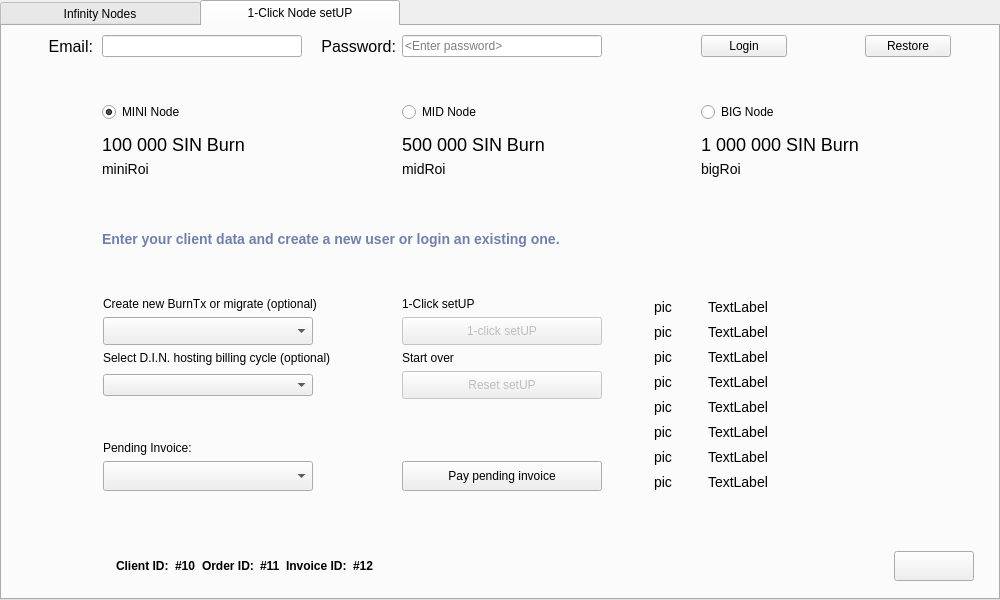
Qt form src/qt/forms/masternodelist.ui (hardwarewise/SIN-core) before a commit.
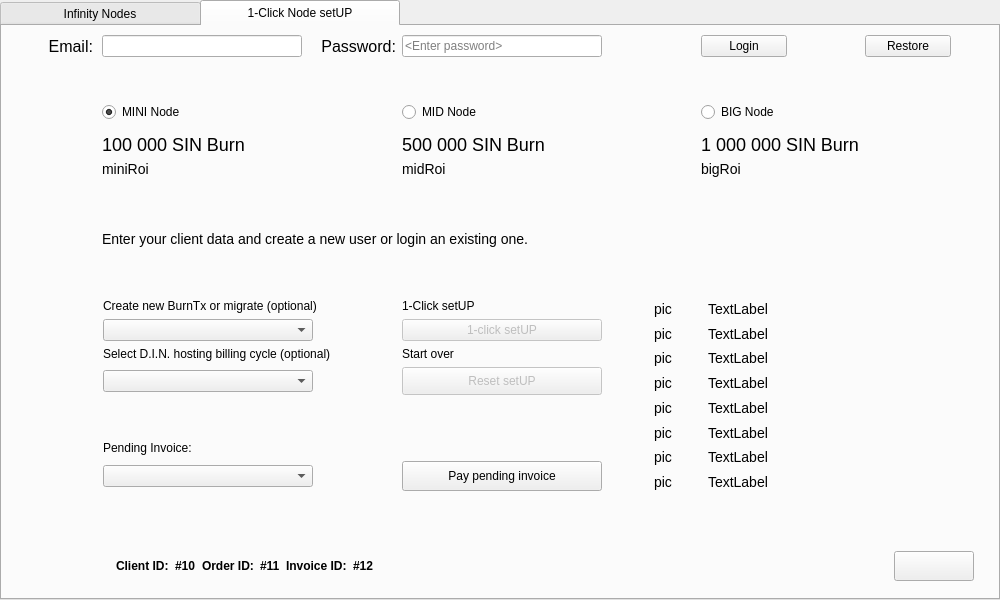
The same form after that commit. The open tabs and pages were chosen to show the change. Icons and pictures are not drawn. Custom widgets are drawn as their Qt base class.

Commit message: [gui] Fix theme missing in Infinity Node tab

```diff
--- a/src/qt/forms/masternodelist.ui
+++ b/src/qt/forms/masternodelist.ui
@@ -806,8 +806,7 @@
              </property>
              <property name="styleSheet">
               <string notr="true">font-size:14px;
-font-weight:bold;
-color: #6f80ab;
+
 </string>
              </property>
              <property name="text">
@@ -967,7 +966,7 @@
                 <property name="maximumSize">
                  <size>
                   <width>210</width>
-                  <height>30</height>
+                  <height>16777215</height>
                  </size>
                 </property>
                 <property name="styleSheet">
@@ -1004,7 +1003,7 @@
                 <property name="maximumSize">
                  <size>
                   <width>210</width>
-                  <height>28</height>
+                  <height>16777215</height>
                  </size>
                 </property>
                 <property name="styleSheet">
@@ -1214,8 +1213,8 @@
                 </property>
                </spacer>
               </item>
-              <item row="1" column="3" alignment="Qt::AlignHCenter|Qt::AlignVCenter">
-               <widget class="QPushButton" name="btnSetup">
+              <item row="1" column="3">
+               <widget class="SinPushButton" name="btnSetup">
                 <property name="enabled">
                  <bool>false</bool>
                 </property>
@@ -1227,8 +1226,8 @@
                 </property>
                 <property name="minimumSize">
                  <size>
-                  <width>200</width>
-                  <height>28</height>
+                  <width>0</width>
+                  <height>0</height>
                  </size>
                 </property>
                 <property name="maximumSize">
@@ -1347,6 +1346,9 @@
                   <property name="text">
                    <string>TextLabel</string>
                   </property>
+                  <property name="wordWrap">
+                   <bool>true</bool>
+                  </property>
                  </widget>
                 </item>
                 <item>
@@ -1359,6 +1361,9 @@
                   <property name="text">
                    <string>TextLabel</string>
                   </property>
+                  <property name="wordWrap">
+                   <bool>true</bool>
+                  </property>
                  </widget>
                 </item>
                 <item>
@@ -1371,6 +1376,9 @@
                   <property name="text">
                    <string>TextLabel</string>
                   </property>
+                  <property name="wordWrap">
+                   <bool>true</bool>
+                  </property>
                  </widget>
                 </item>
                 <item>
@@ -1383,6 +1391,9 @@
                   <property name="text">
                    <string>TextLabel</string>
                   </property>
+                  <property name="wordWrap">
+                   <bool>true</bool>
+                  </property>
                  </widget>
                 </item>
                 <item>
@@ -1394,6 +1405,9 @@
                   <property name="text">
                    <string>TextLabel</string>
                   </property>
+                  <property name="wordWrap">
+                   <bool>true</bool>
+                  </property>
                  </widget>
                 </item>
                 <item>
@@ -1405,6 +1419,9 @@
                   <property name="text">
                    <string>TextLabel</string>
                   </property>
+                  <property name="wordWrap">
+                   <bool>true</bool>
+                  </property>
                  </widget>
                 </item>
                 <item>
@@ -1416,6 +1433,9 @@
                   <property name="text">
                    <string>TextLabel</string>
                   </property>
+                  <property name="wordWrap">
+                   <bool>true</bool>
+                  </property>
                  </widget>
                 </item>
                 <item>
@@ -1643,6 +1663,13 @@
    </item>
   </layout>
  </widget>
+ <customwidgets>
+  <customwidget>
+   <class>SinPushButton</class>
+   <extends>QPushButton</extends>
+   <header>qt/sinpushbutton.h</header>
+  </customwidget>
+ </customwidgets>
  <resources>
   <include location="../sin.qrc"/>
  </resources>
```
Left out of the diff: 26 changed lines with no effect on the pictures. The commit also changes 5 other files.
